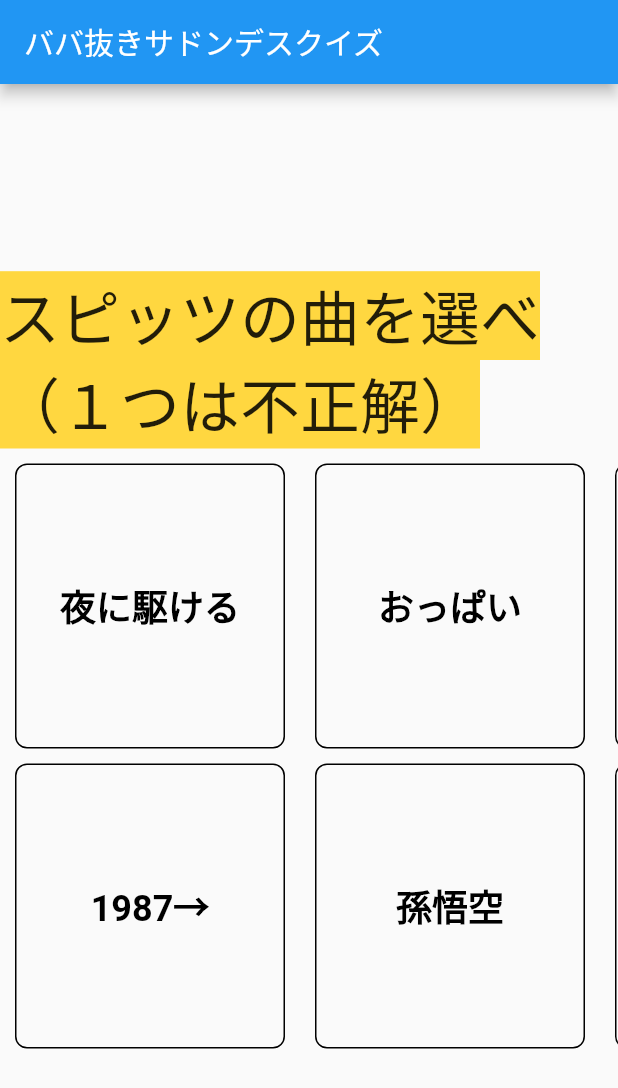
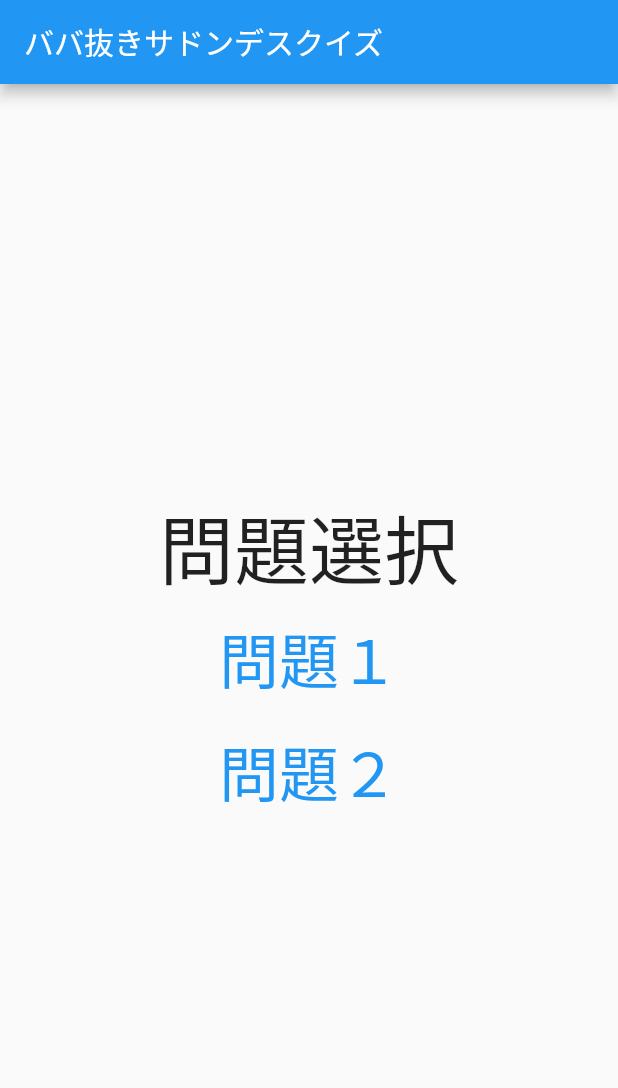
Before and after one commit to jugjug7531/babanuki_suddendeath, a Flutter app: the screen it shows after launch, on a phone screen of 412 x 824 dp. Shown: the top 1088 px of the screen. Run offline on Flutter 3.47's test engine with Material 2 defaults, Android fonts, the phone set to English and light mode, and no system bars; drawn by our look-alikes of flip_card; Roboto replaces fonts that are missing (Kosugi).

Commit message:
問題ページの基底クラス作成 画面遷移のルーティング設定追加

```diff
--- a/lib/main.dart
+++ b/lib/main.dart
@@ -1,20 +1,35 @@
 import 'package:flutter/material.dart';
 import 'package:flip_card/flip_card.dart';
+
+import 'quiz/quiz1.dart';
+import 'quiz/quiz2.dart';
+
 
 void main() {
   runApp(const MyApp());
 }
+
 class MyApp extends StatelessWidget {
   const MyApp({Key? key}) : super(key: key);
+
+  final String title = 'ババ抜きサドンデスクイズ';
+
   // This widget is the root of your application.
   @override
   Widget build(BuildContext context) {
     return MaterialApp(
-      title: 'ババ抜きサドンデスクイズ',
+      title: title,
       theme: ThemeData(
         primarySwatch: Colors.blue,
       ),
-      home: const MyHomePage(title: 'ババ抜きサドンデスクイズ'),
+      // デフォルトのルーティング
+      initialRoute: '/',
+      // ルーティングの一覧を設定
+      routes: {
+        '/': (context) => MyHomePage(title : title),
+        '/1': (context) => Quiz1(),
+        '/2': (context) => Quiz2(),
+      },
     );
   }
 }
@@ -31,107 +46,20 @@
 
 class _MyHomePageState extends State<MyHomePage> {
 
-  // 選択肢カード
-  List<Map<String, String>> choices = [
-    {
-      "choice": "夜に駆ける",
-      "answer": "true"
-    },
-    {
-      "choice": "おっぱい",
-      "answer": "true"
-    },
-    {
-      "choice": "ナンプラー\n日和",
-      "answer": "true"
-    },
-    {
-      "choice": "1987→",
-      "answer": "true"
-    },
-    {
-      "choice": "孫悟空",
-      "answer": "true"
-    },
-    {
-      "choice": "トンボ\n飛べなかった",
-      "answer": "false"
-    }
-  ];
-
-  // カードを並べた時の全体の横幅
-  double _cardInterval = 200;
-  // カードの横幅
-  double _cardWidth = 150;
-  // カードの縦幅
-  double _cardHeight = 200;
-
-
-  // 選択肢カードWidget作成
-  Widget createChoiceWidget(String? choice, String? answer){
-    if(choice == null){
-      print("[ERROR] choice is null");
-      choice = 'null';
-    }
-    if(answer == null){
-      print("[ERROR] answer is null");
-      answer = 'true';
-    }
-    return SizedBox(
-      width: _cardWidth,
-      height: _cardHeight,
-      child:Card(
-        elevation: 0.0,
-        margin: EdgeInsets.only(left: 10.0, right: 10.0, top: 10.0, bottom: 0.0),
-        color: Color(0x00000000),
-        child: FlipCard(
-          direction: FlipDirection.HORIZONTAL,
-          speed: 1000,
-          onFlipDone: (status) {
-            print(status);
-          },
-          front: Container(
-            decoration: BoxDecoration(
-              color: Color(0x000000),
-              border: Border.all(color: Colors.black),
-              borderRadius: BorderRadius.all(Radius.circular(8.0)),
-            ),
-            child: Column(
-              mainAxisAlignment: MainAxisAlignment.center,
-              children: <Widget>[
-                Text(
-                  choice,  //選択肢
-                  style: TextStyle(
-                    fontSize: 24,
-                    fontWeight: FontWeight.bold,
-                    color: Colors.black,
-                  ),
-                )
-              ],
-            ),
-          ),
-          back: Container(
-            decoration: BoxDecoration(
-              color: Color(0x000000),
-              border: Border.all(color: Colors.black),
-              borderRadius: BorderRadius.all(Radius.circular(8.0)),
-            ),
-            child: Column(
-              mainAxisAlignment: MainAxisAlignment.center,
-              children: <Widget>[
-                Text(
-                  answer,  //答え
-                  style: TextStyle(
-                    fontSize: 24,
-                    fontWeight: FontWeight.bold,
-                    color: Colors.black,
-                  ),
-                )
-              ],
-            ),
-          ),
+  /* 問題選択ボタン */
+  Widget questionButton(BuildContext context, String questionName, String questionPage){
+    return TextButton(
+      child: Text(
+        questionName,
+        style: TextStyle(
+          fontFamily: 'Kosugi',
+          fontSize: 40,
         ),
-      )
+      ),
+      onPressed: (){
+        //指定した画面に遷移する
+        Navigator.pushNamed(context, questionPage);
+      },
     );
   }
 
@@ -145,37 +73,17 @@
         child:Column(
           mainAxisAlignment: MainAxisAlignment.center,
           children: <Widget>[
-            /* 問題文 */
             Text(
-              "スピッツの曲を選べ（１つは不正解）",
+              "問題選択",
               style: TextStyle(
-                fontFamily: 'Kosugi',
-                fontSize: 40,
-                backgroundColor: Colors.amberAccent,
+                fontSize: 50,
               ),
             ),
-            /* 6つの選択肢を表にして表示する */
-            Table(
-              defaultColumnWidth: FixedColumnWidth(_cardInterval),
-              children:<TableRow>[
-                TableRow(
-                  children: <Widget>[
-                    createChoiceWidget(choices[0]["choice"], choices[0]["answer"]),
-                    createChoiceWidget(choices[1]["choice"], choices[1]["answer"]),
-                    createChoiceWidget(choices[2]["choice"], choices[2]["answer"]),
-                  ]
-                ),
-                TableRow(
-                  children: <Widget>[
-                    createChoiceWidget(choices[3]["choice"], choices[3]["answer"]),
-                    createChoiceWidget(choices[4]["choice"], choices[4]["answer"]),
-                    createChoiceWidget(choices[5]["choice"], choices[5]["answer"]),
-                  ]
-                )
-              ]
-            )
+            /* 問題ページ一覧 */
+            questionButton(context, "問題１", '/1'),
+            questionButton(context, "問題２", '/2'),
           ]
-        )
+        ),
       ),
     );
   }
--- /dev/null
+++ b/lib/quiz/quiz1.dart
@@ -0,0 +1,43 @@
+import 'package:flutter/material.dart';
+import 'quizBase.dart';
+
+/**
+ * 1問目のドボン問題クラス
+ */
+class Quiz1 extends QuizBase {
+
+  Quiz1();
+
+  @override
+  // 問題文
+  String question = "東北地方の県を選べ（１つは不正解）";
+
+  @override
+  // 選択肢カード
+  List<Map<String, String>> choices = [
+    {
+      "choice": "青森県",
+      "answer": "true"
+    },
+    {
+      "choice": "秋田県",
+      "answer": "true"
+    },
+    {
+      "choice": "宮崎県",
+      "answer": "false"
+    },
+    {
+      "choice": "岩手県",
+      "answer": "true"
+    },
+    {
+      "choice": "山梨県",
+      "answer": "true"
+    },
+    {
+      "choice": "福島県",
+      "answer": "true"
+    }
+  ];
+}
--- /dev/null
+++ b/lib/quiz/quiz2.dart
@@ -0,0 +1,41 @@
+import 'package:flutter/material.dart';
+import 'quizBase.dart';
+
+/**
+ * 2問目のドボン問題クラス
+ */
+class Quiz2 extends QuizBase {
+
+  @override
+  // 問題文
+  String question = "スピッツの曲を選べ（１つは不正解）";
+
+  @override
+  // 選択肢カード
+  List<Map<String, String>> choices = [
+    {
+      "choice": "夜に駆ける",
+      "answer": "true"
+    },
+    {
+      "choice": "おっぱい",
+      "answer": "true"
+    },
+    {
+      "choice": "ナンプラー\n日和",
+      "answer": "true"
+    },
+    {
+      "choice": "1987→",
+      "answer": "true"
+    },
+    {
+      "choice": "孫悟空",
+      "answer": "true"
+    },
+    {
+      "choice": "トンボ\n飛べなかった",
+      "answer": "false"
+    }
+  ];
+}
```
Also changed, not shown: lib/quiz/quizBase.dart (added, +144 -0 lines), 1 other file.
